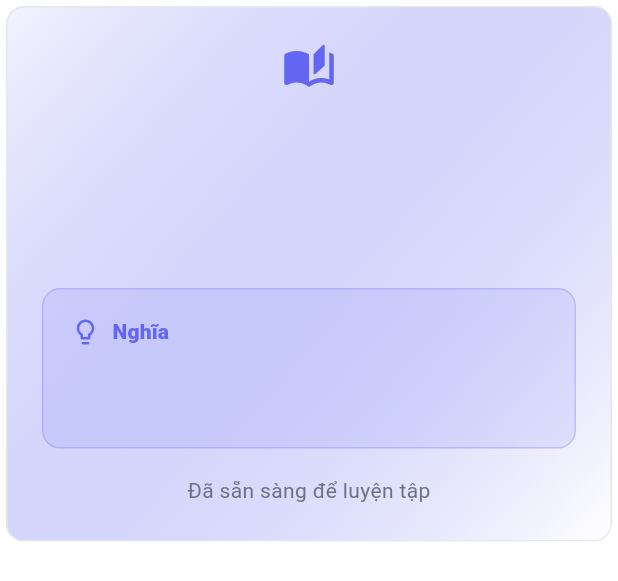
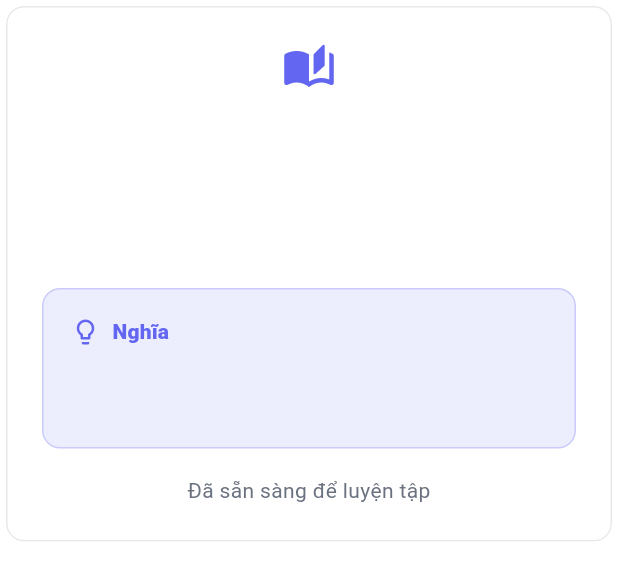
Before and after one commit to markkynguyen/LearnJapaneseVocabApp, a Flutter app: the VocabularyStudyCard widget shown alone on an empty page, opened directly with empty values, on a phone screen of 412 x 824 dp. Shown: the top 581 px of the screen. Run offline on Flutter 3.47's test engine with Material 3 defaults, Android fonts, the phone set to English and light mode, and no system bars; our stand-ins replace connectivity_plus, file_picker, flutter_local_notifications, flutter_riverpod, flutter_tts, go_router and 5 more; missing offline and left inert: excel; accounts and stored records are empty; generated files the repository leaves out were written again; network calls fail; statements that could not run were skipped.

Commit message:
Update UI

```diff
--- a/lib/features/vocab/presentation/widgets/vocabulary_study_card.dart
+++ b/lib/features/vocab/presentation/widgets/vocabulary_study_card.dart
@@ -25,14 +25,7 @@ class VocabularyStudyCard extends StatelessWidget {
     final content = Container(
       width: double.infinity,
       decoration: BoxDecoration(
-        gradient: LinearGradient(
-          begin: Alignment.topLeft,
-          end: Alignment.bottomRight,
-          colors: [
-            colors.primary.withValues(alpha: 0.08),
-            colors.surface,
-          ],
-        ),
+        color: colors.surface,
       ),
       child: SingleChildScrollView(
         padding: const EdgeInsets.all(24),
```
Also changed, not shown: lib/features/vocab/presentation/flashcard_screen.dart (+1 -8 lines).
